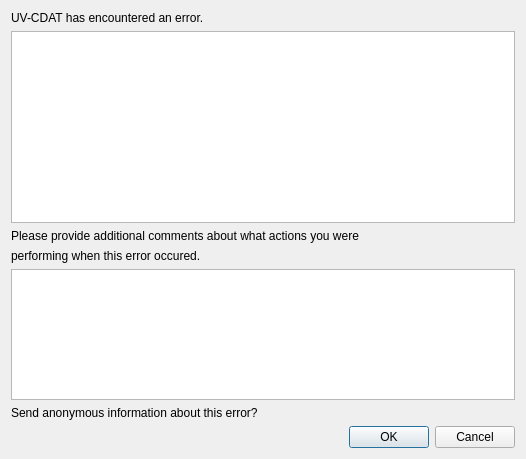
Above: vistrails/gui/uvcdat/reportErrorDialog.ui from CDAT/VisTrails before the change. Below: the same form after it.
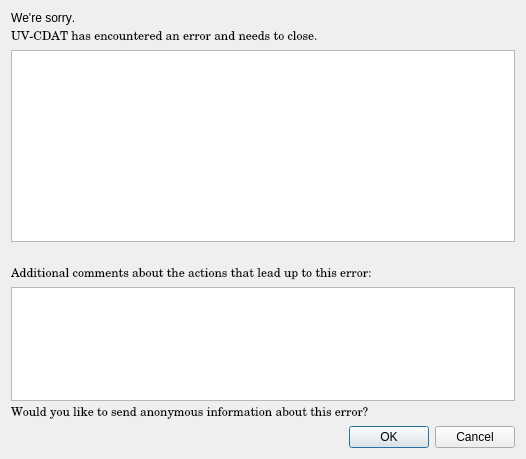
That is the form after the change.

Commit message: <feature>Adding error reporting to UV-CDAT</feature>

Patch:
```diff
--- a/vistrails/gui/uvcdat/reportErrorDialog.ui
+++ b/vistrails/gui/uvcdat/reportErrorDialog.ui
@@ -10,21 +10,38 @@
     <height>459</height>
    </rect>
   </property>
+  <property name="font">
+   <font>
+    <kerning>false</kerning>
+   </font>
+  </property>
   <property name="windowTitle">
    <string>Report Error</string>
   </property>
   <layout class="QGridLayout" name="gridLayout">
-   <item row="0" column="0">
+   <item row="1" column="0">
     <widget class="QLabel" name="label">
+     <property name="font">
+      <font>
+       <family>Century Schoolbook L</family>
+       <weight>50</weight>
+       <italic>false</italic>
+       <bold>false</bold>
+       <kerning>false</kerning>
+      </font>
+     </property>
      <property name="text">
-      <string>UV-CDAT has encountered an error.</string>
+      <string>UV-CDAT has encountered an error and needs to close.</string>
      </property>
      <property name="textFormat">
       <enum>Qt::AutoText</enum>
      </property>
+     <property name="wordWrap">
+      <bool>true</bool>
+     </property>
     </widget>
    </item>
-   <item row="4" column="0">
+   <item row="5" column="0">
     <widget class="QTextEdit" name="userComments">
      <property name="sizePolicy">
       <sizepolicy hsizetype="Expanding" vsizetype="Minimum">
@@ -40,7 +57,7 @@
      </property>
     </widget>
    </item>
-   <item row="6" column="0">
+   <item row="7" column="0">
     <widget class="QDialogButtonBox" name="buttonBox">
      <property name="orientation">
       <enum>Qt::Horizontal</enum>
@@ -50,30 +67,64 @@
      </property>
     </widget>
    </item>
-   <item row="1" column="0">
-    <widget class="QTextBrowser" name="errorDetails"/>
-   </item>
    <item row="2" column="0">
+    <widget class="QTextBrowser" name="errorDetails"/>
+   </item>
+   <item row="4" column="0">
     <widget class="QLabel" name="label_2">
-     <property name="text">
-      <string>Please provide additional comments about what actions you were</string>
+     <property name="font">
+      <font>
+       <family>Century Schoolbook L</family>
+       <weight>50</weight>
+       <italic>false</italic>
+       <bold>false</bold>
+       <kerning>false</kerning>
+      </font>
      </property>
-    </widget>
-   </item>
-   <item row="3" column="0">
-    <widget class="QLabel" name="label_3">
      <property name="text">
-      <string>performing when this error occured.</string>
+      <string>Additional comments about the actions that lead up to this error:</string>
      </property>
+     <property name="wordWrap">
+      <bool>true</bool>
+     </property>
     </widget>
    </item>
-   <item row="5" column="0">
+   <item row="6" column="0">
     <widget class="QLabel" name="label_4">
+     <property name="font">
+      <font>
+       <family>Century Schoolbook L</family>
+       <weight>50</weight>
+       <italic>false</italic>
+       <bold>false</bold>
+       <kerning>false</kerning>
+      </font>
+     </property>
      <property name="text">
-      <string>Send anonymous information about this error?</string>
+      <string>Would you like to send anonymous information about this error?</string>
      </property>
     </widget>
    </item>
+   <item row="0" column="0">
+    <widget class="QLabel" name="label_3">
+     <property name="text">
+      <string>We're sorry.</string>
+     </property>
+    </widget>
+   </item>
+   <item row="3" column="0">
+    <spacer name="verticalSpacer">
+     <property name="orientation">
+      <enum>Qt::Vertical</enum>
+     </property>
+     <property name="sizeHint" stdset="0">
+      <size>
+       <width>20</width>
+       <height>20</height>
+      </size>
+     </property>
+    </spacer>
+   </item>
   </layout>
  </widget>
  <resources/>
```
The commit also changes 7 other files.
